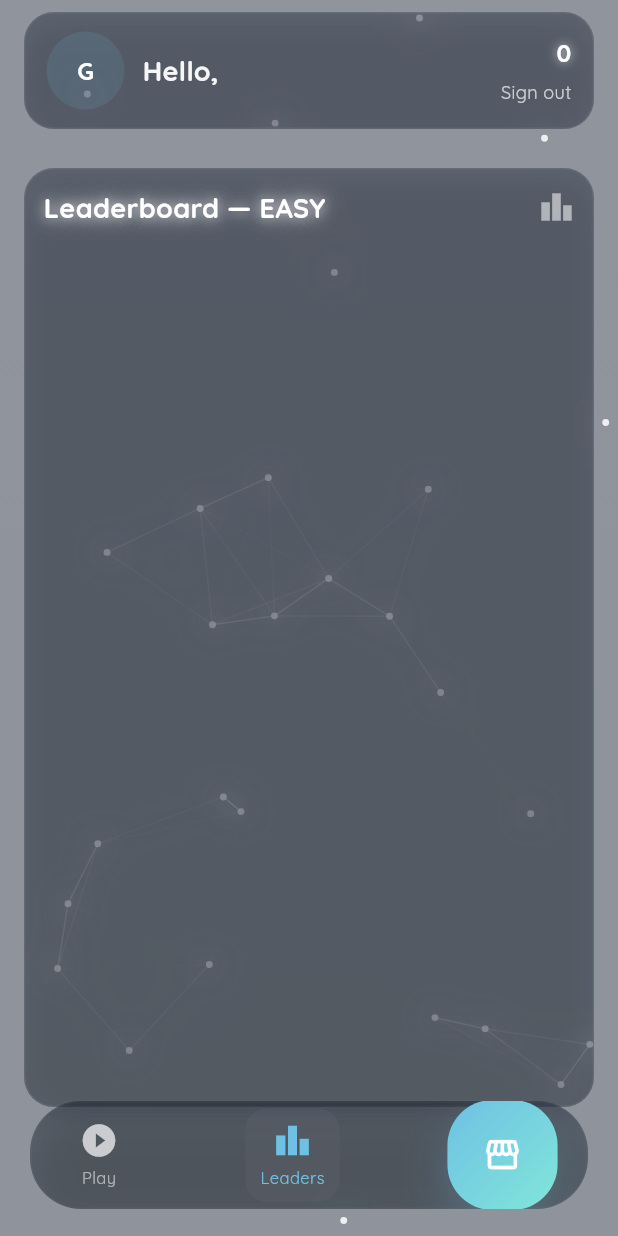
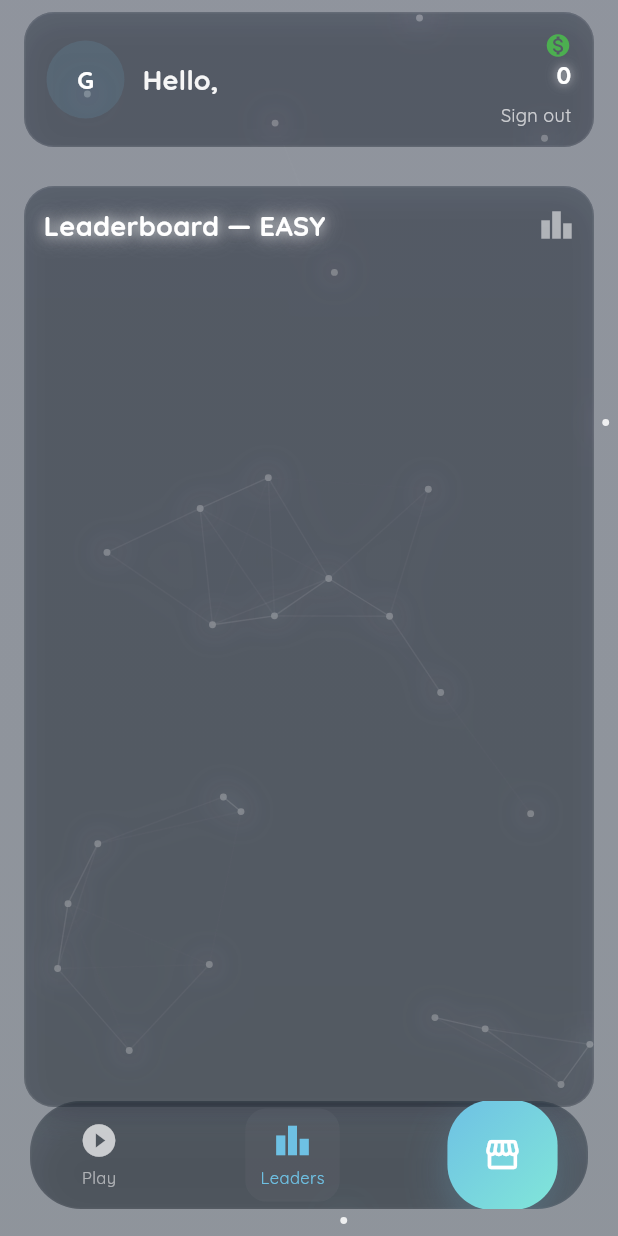
Before and after one commit to Azathulhu/SimpleFlutterGame, a Flutter app: the HomePage screen opened directly, swiped to page 2, on a phone screen of 412 x 824 dp. Run offline on Flutter 3.47's test engine with Material 3 defaults, Android fonts, the phone set to English and light mode, and no system bars; our stand-ins replace confetti, fluttertoast, google_fonts, supabase_flutter; accounts and stored records are empty.

Commit message:
Update home_page.dart

```diff
--- a/lib/pages/home_page.dart
+++ b/lib/pages/home_page.dart
@@ -400,6 +400,8 @@ class _HomePageState extends State<HomePage> with TickerProviderStateMixin {
                               Column(
                                   crossAxisAlignment: CrossAxisAlignment.end,
                                   children: [
+                                    const Icon(Icons.monetization_on, color: Colors.green, size: 18),
+                                    const SizedBox(width: 4),
                                     Text(
                                       '$coins',
                                       style: TextStyle(
```
